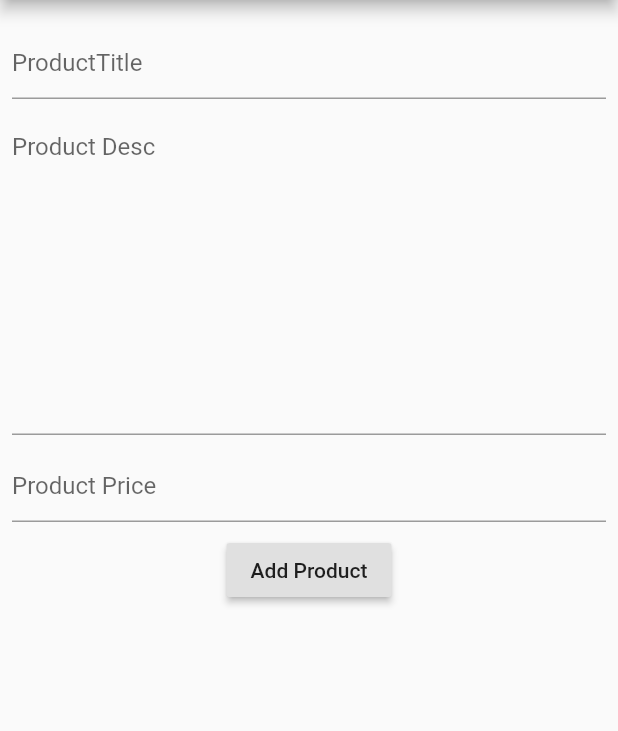
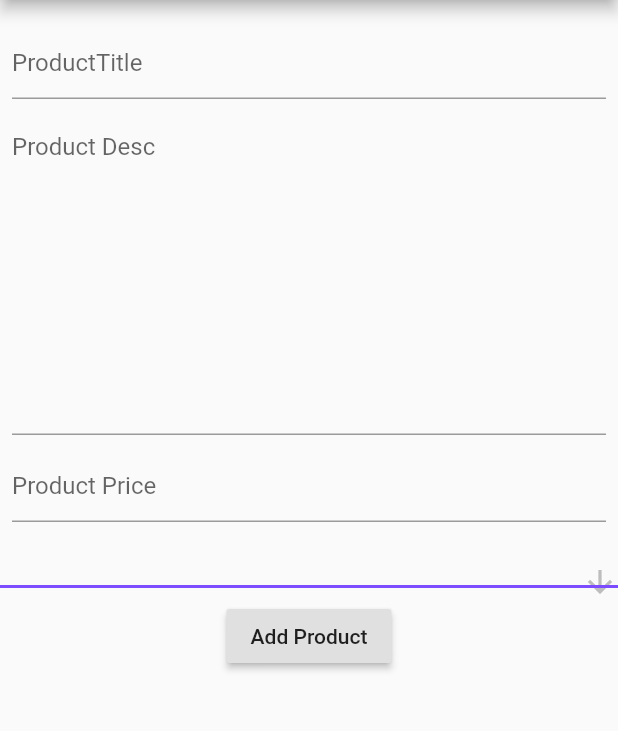
Before and after one commit to mohamedAmer213/amerShop, a Flutter app: the AddProduct screen opened by its route, on a phone screen of 412 x 824 dp, the part 84-815 px from its top. Run offline on Flutter 3.47's test engine with Material 2 defaults, Android fonts, the phone set to English and light mode, and no system bars; our stand-ins replace cloud_firestore, firebase_auth, firebase_core; accounts and stored records are empty.

Commit message:
Checking the existence of the product and using dropDownMenu and checking its value to use it as category

```diff
--- a/lib/admin/add_product.dart
+++ b/lib/admin/add_product.dart
@@ -1,5 +1,6 @@
 import 'package:flutter/material.dart';
 import 'package:cloud_firestore/cloud_firestore.dart';
+import 'package:flutter/services.dart';
 
 class AddProduct extends StatefulWidget {
   @override
@@ -14,7 +15,10 @@ class _AddProductState extends State<AddProduct> {
   CollectionReference productCollection =
       FirebaseFirestore.instance.collection('products');
   bool isLoading = false;
-  int response=0;
+  int response = 0;
+  String chooseCategory = 'select_category';
+  bool isSelect = false;
+  bool allDone = false;
 
   @override
   void dispose() {
@@ -110,6 +114,10 @@ class _AddProductState extends State<AddProduct> {
               ),
             ),
           ),
+          SizedBox(
+            height: 20,
+          ),
+          buildDropCategoriesMenu(),
           RaisedButton(
             onPressed: () async {
               if (_formKey.currentState.validate()) {
@@ -117,6 +125,7 @@ class _AddProductState extends State<AddProduct> {
                 response = await isContainsProduct();
                 // print(response.documents.length);
 
+                if(!isSelect) {
                   if (response >= 1) {
                     // this means the product exists ua_amer
                     print('we have ${response} of this product ua_amer');
@@ -128,10 +137,12 @@ class _AddProductState extends State<AddProduct> {
                       isLoading = true;
                     });
                     // print(response);
+
                     productCollection.add({
                       'product_title': productTitleController.text,
                       'product_desc': productDescController.text,
                       'product_price': productPriceController.text,
+                      'category_title': chooseCategory,
                     }).then((value) {
                       /// this is very Important part of our Application
                       setState(() {
@@ -140,8 +151,10 @@ class _AddProductState extends State<AddProduct> {
                         productPriceController.text = '';
                         productDescController.text = '';
                         productTitleController.text = '';
+                      }
+                      );
                     });
-                  });
+                  }
                 }
 
                 ///*******************This is the old one Used by lessons ***********
@@ -157,17 +170,88 @@ class _AddProductState extends State<AddProduct> {
           SizedBox(
             height: 20,
           ),
+          isSelect
+              ? Container(
+                  width: double.infinity,
+                  height: 20,
+                  child: Center(
+                    child: Text(
+                      'This is not a Category',
+                      style: TextStyle(color: Colors.red),
+                    ),
+                  ),
+                )
+              : Container(),
           _creatingErrorMessage(response),
         ],
       ),
     );
   }
 
+  // ignore: non_constant_identifier_names
+  Widget buildDropCategoriesMenu() {
+    return StreamBuilder(
+      stream: FirebaseFirestore.instance.collection('categories').snapshots(),
+      builder: (context, AsyncSnapshot<QuerySnapshot> amer) {
+        // some code to test the connection for not causing null ua_amer solved
+        switch (amer.connectionState) {
+          case ConnectionState.waiting:
+            return Center(child: Text('Waiting'));
+          case ConnectionState.none:
+            return Center(child: Text('None Data Found'));
+          case ConnectionState.done:
+          case ConnectionState.active:
+          default:
+            return DropdownButton<String>(
+
+              isExpanded: true,
+              icon: Icon(Icons.arrow_downward),
+              iconSize: 24,
+              elevation: 16,
+              style: TextStyle(color: Colors.deepPurple),
+              underline: Container(
+                height: 2,
+                color: Colors.deepPurpleAccent,
+              ),
+              onChanged: (String newValue) {
+                // setState(() {
+                //   chooseCategory=newValue;
+                // });
+                //this code is used for checking if you choose the correct Category or not
+                if (newValue == 'select_category') {
+                  setState(() {
+                    isSelect = true;
+                    chooseCategory = newValue;
+                  });
+                } else {
+                  setState(() {
+                    isSelect = false;
+                    chooseCategory = newValue;
+                  });
+                }
+              },
+              value: chooseCategory,
+              items: amer.data.documents
+                  .map((DocumentSnapshot amerDocumentSnapshot) {
+                return DropdownMenuItem<String>(
+                  value: amerDocumentSnapshot.data()['category_title'],
+                  child: Text(
+                      amerDocumentSnapshot.data()['category_title'].toString()),
+                );
+              }).toList(),
+            );
+        }
+      },
+    );
+  }
+
   Container _creatingErrorMessage(int response) {
     return Container(
-
-            child: (response>0)
-                ? Text('we have $response of this product',style: TextStyle(color: Colors.red),)
+        child: (response > 0)
+            ? Text(
+                'we have $response of this product',
+                style: TextStyle(color: Colors.red),
+              )
             : Text(''));
   }
 
@@ -192,7 +276,8 @@ class _AddProductState extends State<AddProduct> {
     return Container(
       height: double.infinity,
       width: double.infinity,
-      child: Center(child: CircularProgressIndicator(
+      child: Center(
+          child: CircularProgressIndicator(
         backgroundColor: Colors.amber,
       )),
     );
--- a/lib/authentication/Authentication.dart
+++ b/lib/authentication/Authentication.dart
@@ -9,7 +9,7 @@ class Authentication implements Authenticatable{
   }
 
   @override
-  Future<bool> signIn(String email, String password) {
+  Future<bool> signIn(String email, String password)  {
     // TODO: implement signIn
     throw UnimplementedError();
   }
--- a/lib/authentication/firebase_authentication.dart
+++ b/lib/authentication/firebase_authentication.dart
@@ -14,7 +14,7 @@ class ShopFirebaseAuthentication implements Authenticatable {
   }
 
   @override
-  signIn(String email, String password) async {
+   signIn(String email, String password) async {
     var user = await firbaseAuth.signInWithEmailAndPassword(
         email: email, password: password);
     return user.user;
```
Also changed, not shown: lib/admin/add_categories.dart (+18 -11 lines), lib/admin/view_categories.dart (+4 -4 lines), lib/admin/view_products.dart (+4 -3 lines), lib/main.dart (+44 -42 lines). Lines whose indentation alone changed are shown as unchanged.
